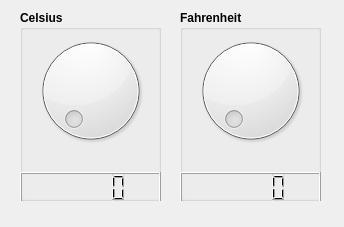
Before: the Qt Designer form TempConverter/widget.ui in bmcx/SOFT336SL, drawn with Qt 5.
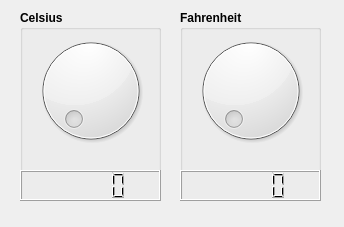
After: the same form once the commit is applied.

Patch:
```diff
--- a/TempConverter/widget.ui
+++ b/TempConverter/widget.ui
@@ -46,7 +46,7 @@
     <property name="geometry">
      <rect>
       <x>0</x>
-      <y>162</y>
+      <y>160</y>
       <width>141</width>
       <height>31</height>
      </rect>
@@ -86,7 +86,7 @@
     <property name="geometry">
      <rect>
       <x>0</x>
-      <y>162</y>
+      <y>160</y>
       <width>141</width>
       <height>31</height>
      </rect>
```
